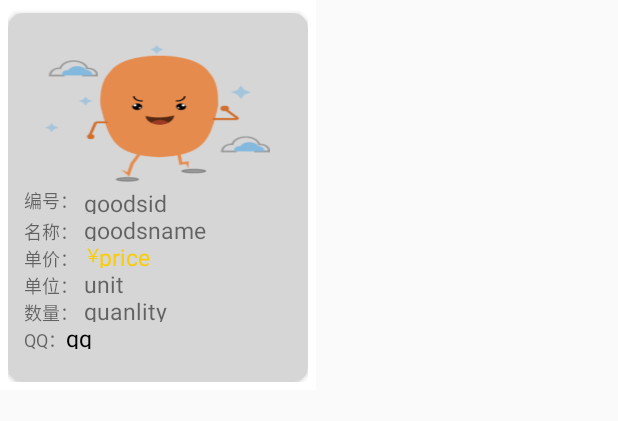
After one commit to AilsaLT/SecondhandDemo, an Android app: the layout goods_item_grid.xml on its own in the app's theme, with its tools: preview values and no code run, on a phone screen of 412 x 824 dp. The commit adds this screen. Shown: the top 421 px of the screen. Run offline under Robolectric (Android 15) with nearby library versions, the phone set to English and light mode, and no system bars.

Commit message:
将我的摊位，我的求购，我的收藏的布局改成了网格布局

```diff
--- a/app/src/main/java/com/ghl/wuhan/secondhand/find_activity/find_buy_activity.java
+++ b/app/src/main/java/com/ghl/wuhan/secondhand/find_activity/find_buy_activity.java
@@ -381,7 +381,7 @@ public class find_buy_activity extends AppCompatActivity {
         intent.putExtra("outputX", 150);//裁剪区的X方向宽
         intent.putExtra("outputY", 150);//裁剪区的Y方向宽
         intent.putExtra("scale", true);//是否保留比例
-        intent.putExtra("outputFormat", Bitmap.CompressFormat.JPEG.toString());
+        intent.putExtra("outputFormat", Bitmap.CompressFormat.PNG.toString());
         intent.putExtra("return-data", false);//是否将数据保留在Bitmap中返回dataParcelable相应的Bitmap数据，防止造成OOM
         //判断文件是否存在
         //File saveToFile = ImageUtils.getTempFile();
--- a/app/src/main/java/com/ghl/wuhan/secondhand/find_activity/find_sale_activity.java
+++ b/app/src/main/java/com/ghl/wuhan/secondhand/find_activity/find_sale_activity.java
@@ -330,7 +330,6 @@ public class find_sale_activity extends AppCompatActivity {
                     }
                 });
             }
-
             @Override
             public void onResponse(Call call, Response response) throws IOException {
                 if (response.isSuccessful()) {//回调的方法执行在子线程。
@@ -394,7 +393,7 @@ public class find_sale_activity extends AppCompatActivity {
         intent.putExtra("outputX", 150);//裁剪区的X方向宽
         intent.putExtra("outputY", 150);//裁剪区的Y方向宽
         intent.putExtra("scale", true);//是否保留比例
-        intent.putExtra("outputFormat", Bitmap.CompressFormat.JPEG.toString());
+        intent.putExtra("outputFormat", Bitmap.CompressFormat.PNG.toString());
         intent.putExtra("return-data", false);//是否将数据保留在Bitmap中返回dataParcelable相应的Bitmap数据，防止造成OOM
         //判断文件是否存在
         //File saveToFile = ImageUtils.getTempFile();
--- a/app/src/main/res/layout/find_sale_activity.xml
+++ b/app/src/main/res/layout/find_sale_activity.xml
@@ -47,8 +47,8 @@
         android:layout_weight="3">
         <ImageView
             android:id="@+id/image_touxiang"
-            android:layout_width="80dp"
-            android:layout_height="80dp"
+            android:layout_width="150dp"
+            android:layout_height="150dp"
             android:layout_centerInParent="true"
             android:clickable="true"
             android:background="@drawable/image_photo"/>
--- /dev/null
+++ b/app/src/main/res/layout/goods_item_grid.xml
@@ -0,0 +1,176 @@
+<?xml version="1.0" encoding="utf-8"?>
+<RelativeLayout
+    xmlns:android="http://schemas.android.com/apk/res/android"
+    xmlns:app="http://schemas.android.com/apk/res-auto"
+    android:id="@+id/rl_goods_item"
+    android:layout_width="wrap_content"
+    android:layout_height="wrap_content"
+    android:clickable="true"
+    android:background="#fff"
+    android:padding="5dp">
+    <!--<ImageView-->
+    <!--android:id="@+id/img_goodsImg"-->
+    <!--android:layout_width="100dp"-->
+    <!--android:layout_height="100dp"-->
+    <!--android:background="#fff"/>-->
+
+    <android.support.v7.widget.CardView
+        android:id="@+id/cv_goodsImg"
+        android:layout_width="200dp"
+        android:layout_height="wrap_content"
+        app:cardCornerRadius="10dp"
+        app:cardBackgroundColor="@color/window_background"
+        android:layout_marginTop="3dp"
+        app:contentPadding="5dp">
+
+        <RelativeLayout
+            android:id="@+id/rl_content"
+            android:layout_width="wrap_content"
+            android:layout_height="230dp"
+            android:orientation="vertical"
+            android:layout_marginTop="5dp"
+            android:padding="5dp">
+            <ImageView
+                android:id="@+id/img_goodsImg"
+                android:layout_width="150dp"
+                android:layout_height="100dp"
+                android:scaleType="centerCrop"
+                android:layout_centerHorizontal="true"
+                android:background="@drawable/avatar_loading"/>
+
+            <TextView
+                android:id="@+id/tv_goodsId"
+                android:layout_width="match_parent"
+                android:layout_height="18dp"
+                android:lines="1"
+                android:ellipsize="end"
+                android:layout_toRightOf="@+id/tv_goodsId1"
+                android:text="goodsid"
+                android:textSize="15sp"
+                android:layout_below="@id/img_goodsImg"/>
+
+            <TextView
+                android:id="@+id/tv_goodsId1"
+                android:layout_width="40dp"
+                android:layout_height="18dp"
+                android:layout_toRightOf="@+id/v1"
+                android:text="编号："
+                android:textSize="12sp"
+                android:layout_below="@id/img_goodsImg"/>
+
+
+            <TextView
+                android:id="@+id/tv_goodsName"
+                android:layout_width="wrap_content"
+                android:layout_height="18dp"
+                android:layout_below="@+id/tv_goodsId"
+                android:layout_toRightOf="@+id/tv_goodsName1"
+                android:text="goodsname"
+                android:singleLine="false"
+                android:textSize="15sp"/>
+
+            <TextView
+                android:id="@+id/tv_goodsName1"
+                android:layout_width="40dp"
+                android:layout_height="18dp"
+                android:layout_alignBaseline="@+id/tv_goodsName"
+                android:layout_alignBottom="@+id/tv_goodsName"
+                android:layout_toRightOf="@+id/v1"
+                android:text="名称："
+                android:textSize="12sp"/>
+
+            <TextView
+                android:id="@+id/tv_yuan"
+                android:layout_width="100dp"
+                android:layout_height="18dp"
+                android:layout_below="@+id/tv_goodsName"
+                android:text="￥"
+                android:gravity="bottom"
+                android:layout_toRightOf="@+id/tv_goodsPrice1"
+                android:textColor="#fbf9cc04"
+                android:textSize="12sp"/>
+            <TextView
+                android:id="@+id/tv_goodsPrice"
+                android:layout_width="wrap_content"
+                android:layout_height="18dp"
+                android:layout_below="@+id/tv_goodsName"
+                android:layout_toRightOf="@+id/tv_goodsPrice1"
+                android:layout_marginLeft="10dp"
+                android:text="price"
+                android:textColor="#fbf9cc04"
+                android:textSize="15sp"/>
+
+            <TextView
+                android:id="@+id/tv_goodsPrice1"
+                android:layout_width="40dp"
+                android:layout_height="18dp"
+                android:layout_alignBaseline="@+id/tv_goodsPrice"
+                android:layout_alignBottom="@+id/tv_goodsPrice"
+                android:layout_toRightOf="@+id/v1"
+                android:text="单价："
+                android:textSize="12sp"/>
+
+
+
+
+            <TextView
+                android:id="@+id/tv_goodsUnit"
+                android:layout_width="100dp"
+                android:layout_height="18dp"
+                android:layout_below="@+id/tv_goodsPrice"
+                android:layout_toRightOf="@+id/tv_goodsUnit1"
+                android:text="unit"
+                android:textSize="15sp"/>
+
+            <TextView
+                android:id="@+id/tv_goodsUnit1"
+                android:layout_width="40dp"
+                android:layout_height="18dp"
+                android:layout_below="@+id/tv_goodsPrice1"
+                android:layout_toRightOf="@+id/v1"
+                android:text="单位："
+                android:textSize="12sp"/>
+
+
+            <TextView
+                android:id="@+id/tv_goodsQuantity"
+                android:layout_width="100dp"
+                android:layout_height="18dp"
+                android:layout_below="@+id/tv_goodsUnit"
+                android:layout_toRightOf="@+id/tv_goodsQuantity1"
+                android:text="quanlity"
+                android:textSize="15sp"/>
+
+            <TextView
+                android:id="@+id/tv_goodsQuantity1"
+                android:layout_width="40dp"
+                android:layout_height="18dp"
+                android:layout_below="@+id/tv_goodsUnit1"
+                android:layout_toRightOf="@+id/v1"
+                android:text="数量："
+                android:textSize="12sp"/>
+
+            <TextView
+                android:id="@+id/tv_goodsQq"
+                android:layout_width="wrap_content"
+                android:layout_height="18dp"
+                android:layout_below="@+id/tv_goodsQuantity"
+                android:layout_toRightOf="@+id/tv_goodsQq1"
+                android:text="qq"
+                android:textColor="#000"
+                android:textSize="15sp"/>
+
+            <TextView
+                android:id="@+id/tv_goodsQq1"
+                android:layout_width="wrap_content"
+                android:layout_height="18dp"
+                android:layout_below="@+id/tv_goodsQuantity1"
+                android:layout_toRightOf="@+id/v1"
+                android:text="QQ："
+                android:textSize="12sp"/>
+
+
+        </RelativeLayout>
+    </android.support.v7.widget.CardView>
+
+</RelativeLayout>
```
Also changed, not shown: app/src/main/java/com/ghl/wuhan/secondhand/adapter/GoodsGridAdapter.java (added, +129 -0 lines), app/src/main/java/com/ghl/wuhan/secondhand/me_activity/me_boothActivity.java (+6 -6 lines), app/src/main/java/com/ghl/wuhan/secondhand/me_activity/me_buyActivity.java (+6 -6 lines), app/src/main/java/com/ghl/wuhan/secondhand/me_activity/me_collectActivity.java (+6 -6 lines), app/src/main/res/layout/find_buy_activity.xml (+6 -5 lines), app/src/main/res/layout/goods_message_activity.xml (+22 -31 lines), app/src/main/res/drawable/image_photo.png.
